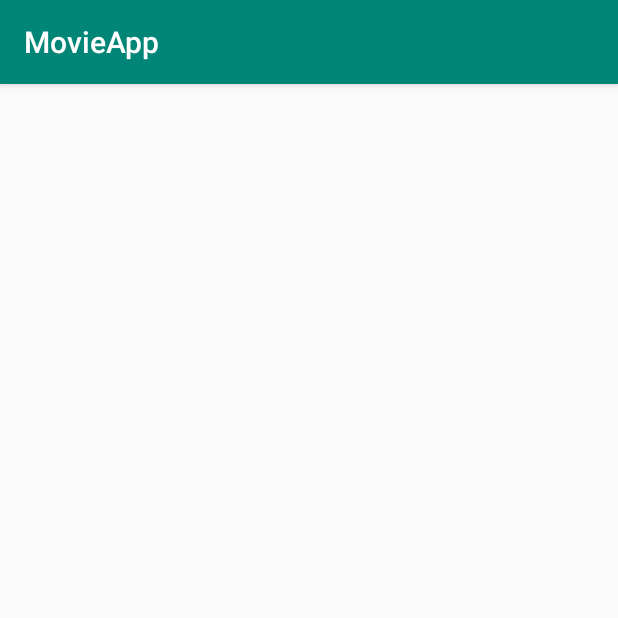
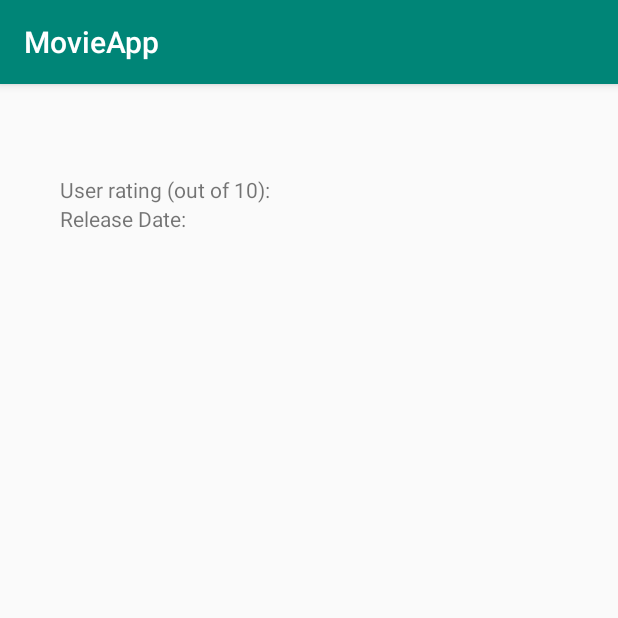
Before and after one commit to haitanle/android-projects, an Android app: the DetailActivity screen opened directly, with no data from a screen before it, on a phone screen of 412 x 824 dp, the top half of it. Run offline under Robolectric (Android 15) with nearby library versions, the phone set to English and light mode, and no system bars; our stand-ins replace Picasso; pictures from the network do not load; 5 statements that could not run were skipped.

Commit message:
relative layout to detail view

```diff
--- a/MovieApp/app/src/main/java/com/example/movieapp/MainActivity.java
+++ b/MovieApp/app/src/main/java/com/example/movieapp/MainActivity.java
@@ -42,8 +42,6 @@ public class MainActivity extends AppCompatActivity implements MovieAdapter.List
     private MovieAdapter movieAdapter;
     private RecyclerView mPosterList;
 
-    private Toast mToast;
-
     @Override
     protected void onCreate(Bundle savedInstanceState) {
         super.onCreate(savedInstanceState);
@@ -51,16 +49,14 @@ public class MainActivity extends AppCompatActivity implements MovieAdapter.List
 
         makeMovieDbSearchQuery();
 
-        mPosterList = (RecyclerView) findViewById(R.id.rv_posters);
-
         GridLayoutManager layoutManager = new GridLayoutManager(this, 2);
 
+        mPosterList = (RecyclerView) findViewById(R.id.rv_posters);
         mPosterList.setLayoutManager(layoutManager);
         mPosterList.setHasFixedSize(true);
 
         movieAdapter = new MovieAdapter(this);
         mPosterList.setAdapter(movieAdapter);
-
     }
 
     public void makeMovieDbSearchQuery(){
@@ -92,8 +88,8 @@ public class MainActivity extends AppCompatActivity implements MovieAdapter.List
             String searchQueryResult = null;
             searchQueryResult = getResponseFromHttpURL(searchUrl);
 
-            Log.d(MainActivity.class.getSimpleName(), "HERE!-----------"+searchUrl);
-            Log.d(MainActivity.class.getSimpleName(), searchQueryResult);
+            Log.d(MainActivity.class.getSimpleName(), "Getting API data from URL: "+searchUrl);
+            Log.d(MainActivity.class.getSimpleName(), "API's JSON data results: "+searchQueryResult);
             return searchQueryResult;
         }
 
@@ -104,7 +100,7 @@ public class MainActivity extends AppCompatActivity implements MovieAdapter.List
 
             ArrayList<Movie> movieList = new ArrayList<>();
 
-            Log.d(MainActivity.class.getSimpleName(), "THERE!-----------");
+            Log.d(MainActivity.class.getSimpleName(), "Starting onPostExecute - set API data to Movie object");
 
             try {
                 json = new JSONObject(queryResults);
@@ -128,18 +124,18 @@ public class MainActivity extends AppCompatActivity implements MovieAdapter.List
 
                 movieAdapter.setMoviesList(movieList);
                 movieAdapter.notifyDataSetChanged();
-                Log.d(MainActivity.class.getSimpleName(), "DONE!-----------");
+                Log.d(MainActivity.class.getSimpleName(), "Finished setting movie list from API");
 
 
             }catch(JSONException e){
                 e.printStackTrace();
             }
-
-
-
         }
     }
 
+    /*
+    Retrieves data from API using HTTPURLConnection
+     */
     public static String getResponseFromHttpURL(URL url){
 
         HttpURLConnection urlConnection = null;
@@ -169,12 +165,6 @@ public class MainActivity extends AppCompatActivity implements MovieAdapter.List
     @Override
     public void onListItemClick(Movie movie){
         Context context = MainActivity.this;
-
-        String movieTitle = movie.getTitle();
-
-//        mToast = Toast.makeText(context,"Movie: "+movieTitle, Toast.LENGTH_LONG);
-//        mToast.show();
-
         Class destinationActivity = DetailActivity.class;
 
         Intent detailActivityIntent = new Intent(context, destinationActivity);
--- a/MovieApp/app/src/main/java/com/example/movieapp/MovieAdapter.java
+++ b/MovieApp/app/src/main/java/com/example/movieapp/MovieAdapter.java
@@ -17,8 +17,11 @@ import java.util.ArrayList;
 public class MovieAdapter extends RecyclerView.Adapter<MovieAdapter.PosterViewHolder> {
 
     private final ListItemClickListener mOnClickListener;
+    private ArrayList<Movie> moviesList;
 
-    private ArrayList<Movie> moviesList;
+    public MovieAdapter(ListItemClickListener clickListener){
+        mOnClickListener = clickListener;
+    }
 
     public ArrayList<Movie> getMoviesList() {
         return moviesList;
@@ -32,15 +35,10 @@ public class MovieAdapter extends RecyclerView.Adapter<MovieAdapter.PosterViewHo
         void onListItemClick(Movie movie);
     }
 
-
-    public MovieAdapter(ListItemClickListener clickListener){
-        mOnClickListener = clickListener;
-    }
-
-
     @Override
     public PosterViewHolder onCreateViewHolder(ViewGroup viewGroup, int viewType){
         Context context = viewGroup.getContext();
+
         int layoutIdForListItem = R.layout.poster_list_item;
         LayoutInflater inflater = LayoutInflater.from(context);
         boolean shouldAttachToParentImmediately = false;
@@ -54,6 +52,7 @@ public class MovieAdapter extends RecyclerView.Adapter<MovieAdapter.PosterViewHo
     public void onBindViewHolder(PosterViewHolder holder, int position){
         Movie movie = getMoviesList().get(position);
         Log.d(MovieAdapter.class.getSimpleName(), "BIND--------"+movie.getImageUrl());
+
         holder.bind("http://image.tmdb.org/t/p/w780//"+movie.getImageUrl());
     }
 
@@ -64,7 +63,6 @@ public class MovieAdapter extends RecyclerView.Adapter<MovieAdapter.PosterViewHo
         }
         return getMoviesList().size();
     }
-
 
     class PosterViewHolder extends RecyclerView.ViewHolder implements View.OnClickListener{
 
--- a/MovieApp/app/src/main/res/layout/activity_detail.xml
+++ b/MovieApp/app/src/main/res/layout/activity_detail.xml
@@ -1,6 +1,5 @@
 <?xml version="1.0" encoding="utf-8"?>
 <FrameLayout xmlns:android="http://schemas.android.com/apk/res/android"
-    xmlns:app="http://schemas.android.com/apk/res-auto"
     xmlns:tools="http://schemas.android.com/tools"
     android:layout_width="match_parent"
     android:layout_height="match_parent"
@@ -9,48 +8,73 @@
     <LinearLayout
         android:layout_width="match_parent"
         android:layout_height="match_parent"
-        android:orientation="vertical">
+        android:orientation="vertical"
+        android:layout_marginLeft="20sp"
+        android:layout_marginRight="20sp">
 
         <TextView
             android:id="@+id/tv_movieTitle"
             android:layout_width="match_parent"
             android:layout_height="wrap_content"
+            android:layout_marginTop="10sp"
             android:textSize="30sp"/>
 
-        <LinearLayout
+        <RelativeLayout
             android:layout_width="match_parent"
             android:layout_height="wrap_content"
-            android:orientation="horizontal">
+            android:layout_marginTop="10sp"
+            android:orientation="horizontal"
+            >
 
             <ImageView
                 android:id="@+id/iv_poster_thumbnail"
                 android:layout_width="wrap_content"
                 android:layout_height="wrap_content" />
 
-            <LinearLayout
+            <RelativeLayout
                 android:layout_width="match_parent"
                 android:layout_height="wrap_content"
-                android:orientation="vertical">
+                android:layout_toRightOf="@id/iv_poster_thumbnail"
+                android:layout_marginLeft="20sp">
+
+                <TextView
+                    android:id="@+id/text_user_rating"
+                    android:layout_width="wrap_content"
+                    android:layout_height="wrap_content"
+                    android:layout_alignParentTop="true"
+                    android:text="User rating (out of 10): "/>
 
                 <TextView
                     android:id="@+id/tv_user_rating"
-                    android:layout_width="match_parent"
-                    android:layout_height="wrap_content" />
+                    android:layout_width="wrap_content"
+                    android:layout_height="wrap_content"
+                    android:layout_toRightOf="@id/text_user_rating"
+                    />
+
+                <TextView
+                    android:id="@+id/text_release_date"
+                    android:layout_width="wrap_content"
+                    android:layout_height="wrap_content"
+                    android:layout_below="@id/text_user_rating"
+                    android:text="Release Date: "/>
 
                 <TextView
                     android:id="@+id/tv_release_date"
-                    android:layout_width="match_parent"
-                    android:layout_height="wrap_content" />
+                    android:layout_width="wrap_content"
+                    android:layout_height="wrap_content"
+                    android:layout_below="@id/text_user_rating"
+                    android:layout_toRightOf="@id/text_release_date"/>
 
-            </LinearLayout>
+            </RelativeLayout>
 
 
-        </LinearLayout>
+        </RelativeLayout>
 
         <TextView
             android:id="@+id/tv_synopsis"
             android:layout_width="match_parent"
-            android:layout_height="wrap_content" />
+            android:layout_height="wrap_content"
+            android:layout_marginTop="10sp"/>
 
     </LinearLayout>
 
```
